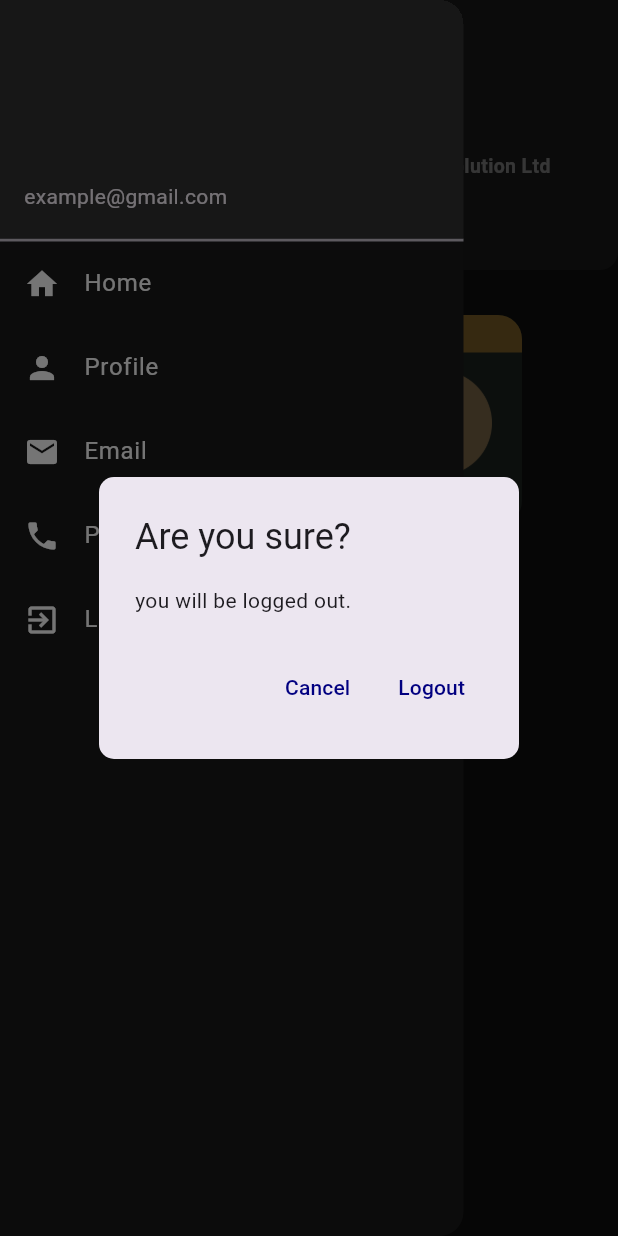
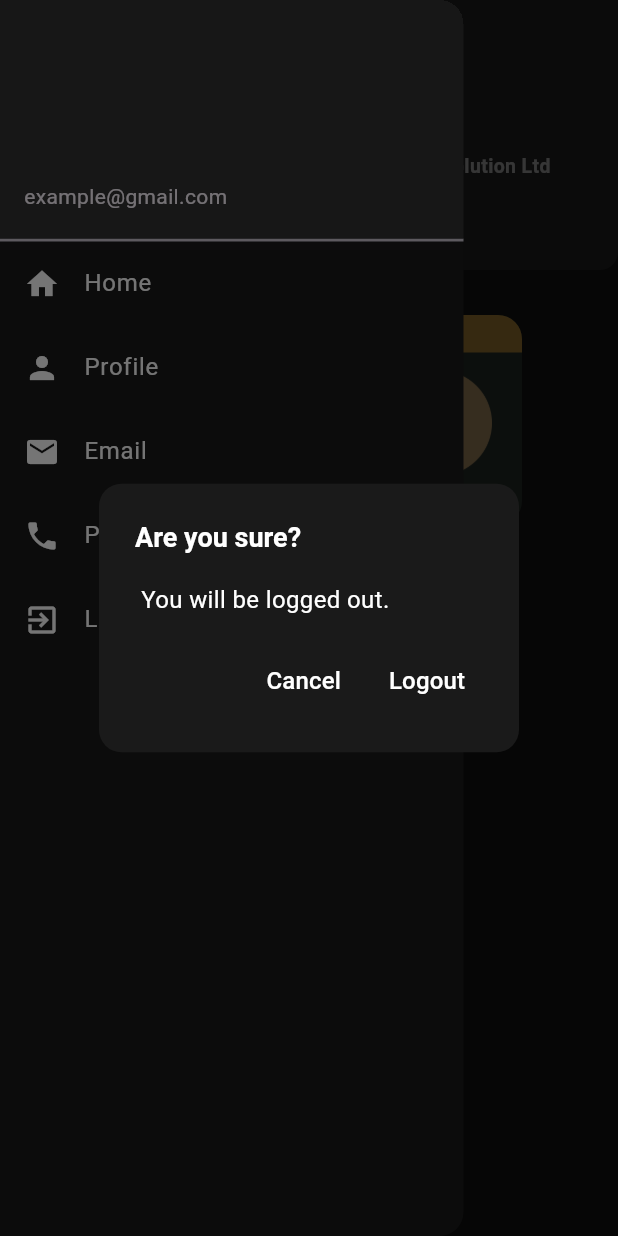
Before and after one commit to utso1707097/interspeed_attendance_app, a Flutter app: the DashboardPage screen opened directly with empty values, in the side drawer, after a tap on "Logout", on a phone screen of 412 x 824 dp. Run offline on Flutter 3.47's test engine with Material 3 defaults, Android fonts, the phone set to English and light mode, and no system bars; our stand-ins replace camera, geolocator, shared_preferences; accounts and stored records are empty; network calls fail.

Commit message:
Camera and some design issue solved

```diff
--- a/lib/dashboard_page.dart
+++ b/lib/dashboard_page.dart
@@ -5,7 +5,7 @@ import 'package:interspeed_attendance_app/camera_page.dart';
 import 'package:geolocator/geolocator.dart';
 import 'package:shared_preferences/shared_preferences.dart';
 import 'package:interspeed_attendance_app/login_page.dart';
-
+import 'package:intl/intl.dart';
 class DashboardPage extends StatefulWidget {
   final Map<String, dynamic> sessionData;
 
@@ -56,6 +56,7 @@ class _DashboardPageState extends State<DashboardPage> {
 
   @override
   Widget build(BuildContext context) {
+    var currentTime = DateFormat('h:mm a', 'en_US').format(DateTime.now().toUtc().add(const Duration(hours: 6))); // Dhaka UTC+6
     final userId = widget.sessionData['user_id'] ?? '';
     final String userName = widget.sessionData['user_name'] ?? '';
     final String fullName = widget.sessionData['full_name'] ?? '';
@@ -80,7 +81,7 @@ class _DashboardPageState extends State<DashboardPage> {
       //   // automaticallyImplyLeading: false,
       // ),
       drawer: Drawer(
-        backgroundColor: Color(0xff1a1a1a),
+        backgroundColor: const Color(0xff1a1a1a),
         width: MediaQuery.of(context).size.width * 0.75,
         child: ListView(
           children: [
@@ -119,41 +120,7 @@ class _DashboardPageState extends State<DashboardPage> {
               leading: const Icon(Icons.exit_to_app,color: Colors.white,),
               title: const Text("Logout",style: TextStyle(color: Colors.white),),
               onTap: () {
-                showDialog(
-                  context: context,
-                  builder: (BuildContext context) {
-                    return AlertDialog(
-                      shape: RoundedRectangleBorder(
-                        borderRadius: BorderRadius.circular(10.0), // Adjust the radius as needed
-                      ),
-                      title: const Text('Are you sure?'),
-                      content: const Text('you will be logged out.'),
-                      actions: <Widget>[
-                        TextButton(
-                          onPressed: () => Navigator.pop(context, 'Cancel'),
-                          child: const Text(
-                            'Cancel',
-                            style: TextStyle(
-                              color: Color(0xff010080),
-                            ),
-                          ),
-                        ),
-                        TextButton(
-                          onPressed: () {
-                            _logout();
-                            Navigator.pop(context, 'OK');
-                          },
-                          child: const Text(
-                            'Logout',
-                            style: TextStyle(
-                              color: Color(0xff010080),
-                            ),
-                          ),
-                        ),
-                      ],
-                    );
-                  },
-                );
+                _showLogoutDialog();
               },
             ),
           ],
@@ -170,7 +137,7 @@ class _DashboardPageState extends State<DashboardPage> {
               width: double.infinity,
               height: 180,
               decoration: const BoxDecoration(
-                color: const Color(0xff333333),
+                color: Color(0xff333333),
                 borderRadius: BorderRadius.only(
                   bottomLeft: Radius.circular(12),
                   bottomRight: Radius.circular(12),
@@ -237,7 +204,7 @@ class _DashboardPageState extends State<DashboardPage> {
                       children: [
                         Container(
                           decoration: const BoxDecoration(
-                            color: const Color(0xff00a0b0),
+                            color: Color(0xff00a0b0),
                             borderRadius: BorderRadius.only(
                               topLeft: Radius.circular(16.0),
                               topRight: Radius.circular(16.0),
@@ -286,9 +253,9 @@ class _DashboardPageState extends State<DashboardPage> {
                             alignment: Alignment.center,
                             children: [
                               Image.asset('assets/images/entry_time_box.png', height: 13),
-                              const Text(
-                                '10:20 AM',
-                                style: TextStyle(
+                              Text(
+                                currentTime,
+                                style: const TextStyle(
                                   color: Colors.black,
                                   fontSize: 12,
                                   fontWeight: FontWeight.normal,
@@ -312,7 +279,7 @@ class _DashboardPageState extends State<DashboardPage> {
                       children: [
                         Container(
                           decoration: const BoxDecoration(
-                            color: const Color(0xfffec34f),
+                            color: Color(0xfffec34f),
                             borderRadius: BorderRadius.only(
                               topLeft: Radius.circular(16.0),
                               topRight: Radius.circular(16.0),
@@ -360,9 +327,9 @@ class _DashboardPageState extends State<DashboardPage> {
                             alignment: Alignment.center,
                             children: [
                               Image.asset('assets/images/exit_time_box.png', height: 13),
-                              const Text(
-                                '10:20 AM',
-                                style: TextStyle(
+                              Text(
+                                currentTime,
+                                style: const TextStyle(
                                   color: Colors.black,
                                   fontSize: 12,
                                   fontWeight: FontWeight.normal,
@@ -481,7 +448,7 @@ class _DashboardPageState extends State<DashboardPage> {
 
             _isSignInButtonClicked
                 ? Padding(
-                    padding: const EdgeInsets.all(16.0),
+                    padding: const EdgeInsets.symmetric(horizontal: 24),
                     child: Container(
                       padding: const EdgeInsets.all(10.0),
                       decoration: BoxDecoration(
@@ -527,7 +494,7 @@ class _DashboardPageState extends State<DashboardPage> {
 
             _isSignOutButtonClicked
                 ? Padding(
-                    padding: const EdgeInsets.all(16.0),
+                    padding: const EdgeInsets.symmetric(horizontal: 24),
                     child: Container(
                         padding: const EdgeInsets.all(10.0),
                         decoration: BoxDecoration(
@@ -639,4 +606,65 @@ class _DashboardPageState extends State<DashboardPage> {
       ),
     );
   }
+
+  void _showLogoutDialog(){
+    showDialog(
+      context: context,
+      builder: (BuildContext context) {
+        return AlertDialog(
+          backgroundColor: const Color(0xFF1a1a1a),
+          title: Container(// Header area color
+            child: const Text(
+              'Are you sure?',
+              style: TextStyle(
+                color: Colors.white,
+                fontSize: 18,
+                fontWeight: FontWeight.bold,
+              ),
+            ),
+          ),
+          content: const Padding(
+            padding: EdgeInsets.all(8.0),
+            child: Text(
+              'You will be logged out.',
+              style: TextStyle(
+                color: Colors.white,
+                fontSize: 16,
+              ),
+            ),
+          ),
+          actions: <Widget>[
+            TextButton(
+              onPressed: () => Navigator.pop(context, 'Cancel'),
+              child: const Text(
+                'Cancel',
+                style: TextStyle(
+                  color: Colors.white,
+                  fontSize: 16,
+                ),
+              ),
+            ),
+            TextButton(
+              onPressed: () {
+                _logout();
+                Navigator.pop(context, 'OK');
+              },
+              child: const Text(
+                'Logout',
+                style: TextStyle(
+                  color: Colors.white,
+                  fontSize: 16,
+                ),
+              ),
+            ),
+          ],
+          contentPadding: const EdgeInsets.symmetric(horizontal: 20, vertical: 10),
+          shape: RoundedRectangleBorder(
+            borderRadius: BorderRadius.circular(15.0), // Adjust the radius as needed
+          ),
+        );
+
+      },
+    );
+  }
 }
--- a/pubspec.yaml
+++ b/pubspec.yaml
@@ -38,9 +38,10 @@ dependencies:
   http: ^1.2.0
   shared_preferences: ^2.2.2
   camera: ^0.10.5+9
-  image_picker: ^1.0.7
   path_provider: ^2.1.2
   geolocator: ^10.1.0
+  intl: ^0.19.0
+  image: ^4.1.7
 
 
 dev_dependencies:
```
Also changed, not shown: lib/camera_page.dart (+82 -14 lines), lib/login_page.dart (+75 -27 lines), pubspec.lock, 5 other files.
